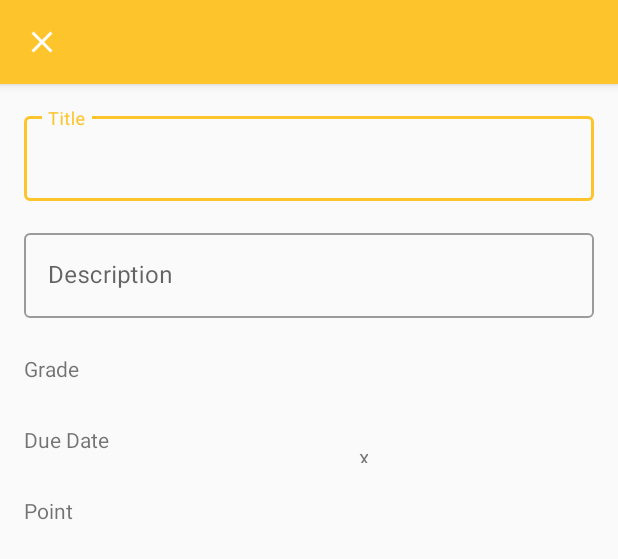
After one commit to GADSEDU/Edu-24, an Android app: the layout activity_resources.xml on its own in the app's theme, with its tools: preview values and no code run, on a phone screen of 412 x 824 dp. The commit adds this screen. Shown: the top 559 px of the screen. Run offline under Robolectric (Android 15) with nearby library versions, the phone set to English and light mode, and no system bars.

Commit message:
bugs fixed

```diff
--- a/app/src/main/java/com/example/edu24/ui/people/PeopleFragment.java
+++ b/app/src/main/java/com/example/edu24/ui/people/PeopleFragment.java
@@ -138,7 +138,7 @@ public class PeopleFragment extends Fragment {
             public void onDataChange(@NonNull DataSnapshot snapshot) {
                 User user = snapshot.getValue(User.class);
                 teacherName.setText(user.getUser_first_name() + " "+ user.getUser_surname());
-                if (!user.getProfile_image().equals(null)){
+                if (user.getProfile_image() != null){
                     Picasso.get().load(Uri.parse(user.getProfile_image()))
                             .into(teacherImage);
                 }
--- a/app/src/main/java/com/example/edu24/ui/profile/ProfileFragment.java
+++ b/app/src/main/java/com/example/edu24/ui/profile/ProfileFragment.java
@@ -68,10 +68,6 @@ public class ProfileFragment extends Fragment {
         storage = FirebaseStorage.getInstance();
         storeRef = storage.getReference().child(getString(R.string.db_profile));
 
-        //view Model
-        profileViewModel = ViewModelProviders.of(this)
-                .get(ProfileViewModel.class);
-
         return root;
     }
 
@@ -106,7 +102,7 @@ public class ProfileFragment extends Fragment {
                     first_name.setText(user.getUser_first_name());
                     surname.setText(user.getUser_surname());
                     email.setText(user.getUser_email());
-                    if (!user.getProfile_image().equals(null)){
+                    if (user.getProfile_image() != null){
                         Picasso.get().load(Uri.parse(user.getProfile_image()))
                                 .into(profile_image);
                     }
--- /dev/null
+++ b/app/src/main/res/drawable/ic_quiz.xml
@@ -0,0 +1,6 @@
+<vector android:height="24dp" android:viewportHeight="40.124"
+    android:viewportWidth="40.124" android:width="24dp" xmlns:android="http://schemas.android.com/apk/res/android">
+    <path android:fillColor="#FF000000" android:pathData="M19.938,12.141c1.856,0 2.971,0.99 2.971,2.66c0,3.033 -5.414,3.869 -5.414,7.55c0,0.99 0.648,2.072 1.979,2.072c2.042,0 1.795,-1.516 2.538,-2.6c0.989,-1.453 5.6,-3 5.6,-7.023c0,-4.361 -3.897,-6.188 -7.858,-6.188c-3.773,0 -7.24,2.692 -7.24,5.725c0,1.237 0.929,1.887 2.012,1.887C17.525,16.225 15.979,12.141 19.938,12.141z"/>
+    <path android:fillColor="#FF000000" android:pathData="M22.135,28.973c0,-1.393 -1.145,-2.537 -2.537,-2.537s-2.537,1.146 -2.537,2.537c0,1.393 1.145,2.537 2.537,2.537S22.135,30.366 22.135,28.973z"/>
+    <path android:fillColor="#FF000000" android:pathData="M40.124,20.062C40.124,9 31.124,0 20.062,0S0,9 0,20.062s9,20.062 20.062,20.062S40.124,31.125 40.124,20.062zM2,20.062C2,10.103 10.103,2 20.062,2c9.959,0 18.062,8.103 18.062,18.062c0,9.959 -8.103,18.062 -18.062,18.062C10.103,38.124 2,30.021 2,20.062z"/>
+</vector>
--- /dev/null
+++ b/app/src/main/res/layout/activity_resources.xml
@@ -0,0 +1,106 @@
+<?xml version="1.0" encoding="utf-8"?>
+<androidx.constraintlayout.widget.ConstraintLayout xmlns:android="http://schemas.android.com/apk/res/android"
+    xmlns:app="http://schemas.android.com/apk/res-auto"
+    xmlns:tools="http://schemas.android.com/tools"
+    android:layout_width="match_parent"
+    android:layout_height="match_parent"
+    tools:context=".ResourcesActivity">
+
+    <com.google.android.material.appbar.AppBarLayout
+        android:id="@+id/appBarLayout"
+        android:layout_width="0dp"
+        android:layout_height="wrap_content"
+        android:theme="@style/AppTheme.AppBarOverlay"
+        app:layout_constraintEnd_toEndOf="parent"
+        app:layout_constraintStart_toStartOf="parent"
+        app:layout_constraintTop_toTopOf="parent">
+
+        <androidx.appcompat.widget.Toolbar
+            android:id="@+id/resouces_toolbar"
+            android:layout_width="match_parent"
+            android:layout_height="wrap_content"
+            android:minHeight="?attr/actionBarSize"
+            app:title=" "
+            app:navigationIcon="@drawable/ic_close"
+            app:popupTheme="@style/AppTheme.PopupOverlay" />
+    </com.google.android.material.appbar.AppBarLayout>
+
+    <com.google.android.material.textfield.TextInputLayout
+        android:id="@+id/textInputLayout"
+        android:layout_width="match_parent"
+        android:layout_height="wrap_content"
+        android:layout_margin="16dp"
+        android:hint="Title"
+        style="@style/Widget.MaterialComponents.TextInputLayout.OutlinedBox"
+        app:layout_constraintEnd_toEndOf="parent"
+        app:layout_constraintHorizontal_bias="0.0"
+        app:layout_constraintStart_toStartOf="parent"
+        app:layout_constraintTop_toBottomOf="@+id/appBarLayout">
+
+        <com.google.android.material.textfield.TextInputEditText
+            android:id="@+id/res_title"
+            android:layout_width="match_parent"
+            android:layout_height="wrap_content"
+            android:inputType="text" />
+    </com.google.android.material.textfield.TextInputLayout>
+
+
+    <com.google.android.material.textfield.TextInputLayout
+        android:id="@+id/textInputLayout1"
+        android:layout_width="match_parent"
+        android:layout_height="wrap_content"
+        android:layout_margin="16dp"
+        android:hint="Description"
+        style="@style/Widget.MaterialComponents.TextInputLayout.OutlinedBox"
+        app:layout_constraintEnd_toEndOf="parent"
+        app:layout_constraintStart_toStartOf="parent"
+        app:layout_constraintTop_toBottomOf="@+id/textInputLayout" >
+
+        <com.google.android.material.textfield.TextInputEditText
+            android:id="@+id/join_code"
+            android:layout_width="match_parent"
+            android:layout_height="wrap_content"
+            android:inputType="text" />
+    </com.google.android.material.textfield.TextInputLayout>
+
+
+    <TextView
+        android:id="@+id/textView4"
+        android:layout_width="wrap_content"
+        android:layout_height="wrap_content"
+        android:layout_marginStart="16dp"
+        android:layout_marginTop="24dp"
+        android:text="Grade"
+        app:layout_constraintStart_toStartOf="parent"
+        app:layout_constraintTop_toBottomOf="@+id/textInputLayout1" />
+
+    <TextView
+        android:id="@+id/textView5"
+        android:layout_width="wrap_content"
+        android:layout_height="wrap_content"
+        android:layout_marginStart="16dp"
+        android:layout_marginTop="28dp"
+        android:text="Due Date"
+        app:layout_constraintStart_toStartOf="parent"
+        app:layout_constraintTop_toBottomOf="@+id/textView4" />
+
+    <TextView
+        android:id="@+id/textView6"
+        android:layout_width="wrap_content"
+        android:layout_height="wrap_content"
+        android:layout_marginStart="16dp"
+        android:layout_marginTop="28dp"
+        android:text="Point"
+        app:layout_constraintStart_toStartOf="parent"
+        app:layout_constraintTop_toBottomOf="@+id/textView5" />
+
+    <TextView
+        android:id="@+id/textView7"
+        android:layout_width="6dp"
+        android:layout_height="14dp"
+        android:layout_marginTop="11dp"
+        android:text="x"
+        app:layout_constraintEnd_toEndOf="parent"
+        app:layout_constraintStart_toEndOf="@+id/textView5"
+        app:layout_constraintTop_toTopOf="@+id/textView5" />
+</androidx.constraintlayout.widget.ConstraintLayout>
--- a/build.gradle
+++ b/build.gradle
@@ -7,7 +7,7 @@ buildscript {
 
     }
     dependencies {
-        classpath 'com.android.tools.build:gradle:4.0.2'
+        classpath 'com.android.tools.build:gradle:4.1.0'
         classpath 'com.google.gms:google-services:4.3.4'
 
         // NOTE: Do not place your application dependencies here; they belong
```
Also changed, not shown: app/src/main/AndroidManifest.xml (+5 -2 lines), app/src/main/java/com/example/edu24/ResourcesActivity.java (added, +42 -0 lines), app/src/main/java/com/example/edu24/ui/ClassworkChoiceFragment.java (+29 -1 lines), app/src/main/java/com/example/edu24/ui/classInfo/ClassInfoFragment.java (+26 -0 lines), app/src/main/java/com/example/edu24/ui/classes/ClassesFragment.java (+2 -16 lines), app/src/main/java/com/example/edu24/ui/classwork/ClassworkFragment.java (+22 -7 lines), app/src/main/res/drawable/ic_attachment.xml (added, +10 -0 lines), app/src/main/res/drawable/ic_book.xml (added, +10 -0 lines), app/src/main/res/drawable/ic_edit.xml (added, +10 -0 lines), app/src/main/res/drawable/ic_more_vert.xml (added, +10 -0 lines), app/src/main/res/drawable/ic_send.xml (added, +11 -0 lines), app/src/main/res/layout/fragment_classwork_choice.xml (+46 -1 lines), app/src/main/res/menu/class_room.xml (+10 -3 lines), app/src/main/res/menu/resource_menu.xml (added, +28 -0 lines), 2 more files.
